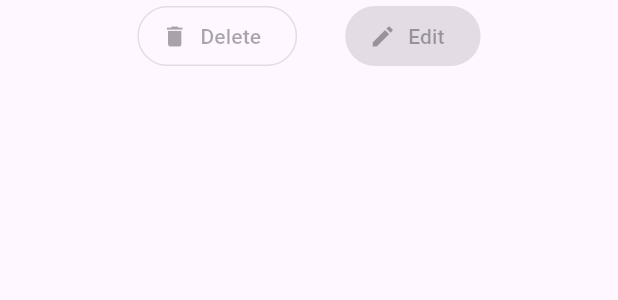
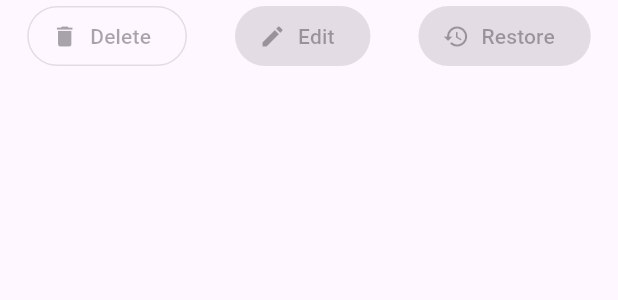
Before and after one commit to mitryp/anthill, a Flutter app: the SingleModelControls widget shown alone on an empty page, opened directly, on a phone screen of 412 x 824 dp. Shown: the top 300 px of the screen. Run offline on Flutter 3.47's test engine with Material 3 defaults, Android fonts, the phone set to English and light mode, and no system bars; our stand-ins replace dio, flutter_riverpod, form_validator, freezed_annotation, go_router, riverpod_annotation; missing offline and left inert: flutter_nestjs_paginate, universal_html; generated files the repository leaves out were written again; network calls fail.

Commit message:
Added the restore button to the `SingleModelControls`

```diff
--- a/anthill_front/lib/src/shared/presentation/widgets/single_model_controls.dart
+++ b/anthill_front/lib/src/shared/presentation/widgets/single_model_controls.dart
@@ -1,4 +1,6 @@
 import 'package:flutter/material.dart';
+
+import '../../utils/widget_list_divide.dart';
 
 class SingleModelControls extends StatelessWidget {
   final bool showEditButton;
@@ -7,12 +9,16 @@ class SingleModelControls extends StatelessWidget {
   final VoidCallback? onDeletePressed;
   final double overflowSpacing;
   final double controlsSeparation;
+  final bool showRestoreButton;
+  final VoidCallback? onRestorePressed;
 
   const SingleModelControls({
     this.showEditButton = true,
     this.onEditPressed,
     this.showDeleteButton = true,
     this.onDeletePressed,
+    this.showRestoreButton = true,
+    this.onRestorePressed,
     this.overflowSpacing = 8.0,
     this.controlsSeparation = 32.0,
     super.key,
@@ -39,17 +45,19 @@ class SingleModelControls extends StatelessWidget {
               ),
             ),
           ),
-        if (showDeleteButton && showEditButton)
-          SizedBox(
-            width: controlsSeparation,
-          ),
         if (showEditButton)
           ElevatedButton.icon(
             onPressed: onEditPressed?.call,
             icon: const Icon(Icons.edit),
             label: const Text('Edit'),
           ),
-      ],
+        if (showRestoreButton)
+          ElevatedButton.icon(
+            onPressed: onRestorePressed,
+            icon: const Icon(Icons.restore),
+            label: const Text('Restore'),
+          ),
+      ].divide(SizedBox(width: controlsSeparation)),
     );
   }
 }
```
